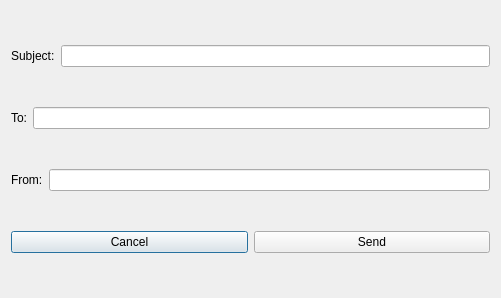
Old version of the form dialog.ui in the repository Alee232/QT-project.
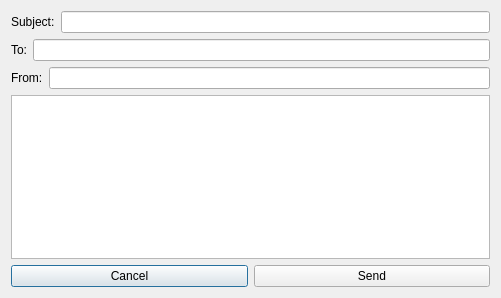
New version of the form.

Commit message: Added text edit for message, and close.

Patch:
```diff
--- a/dialog.ui
+++ b/dialog.ui
@@ -56,6 +56,9 @@
      </item>
     </layout>
    </item>
+   <item>
+    <widget class="QTextEdit" name="textEdit"/>
+   </item>
    <item>
     <layout class="QHBoxLayout" name="horizontalLayout_5">
      <item>
```
Left out of the diff: 35 changed lines with no effect on the pictures.
